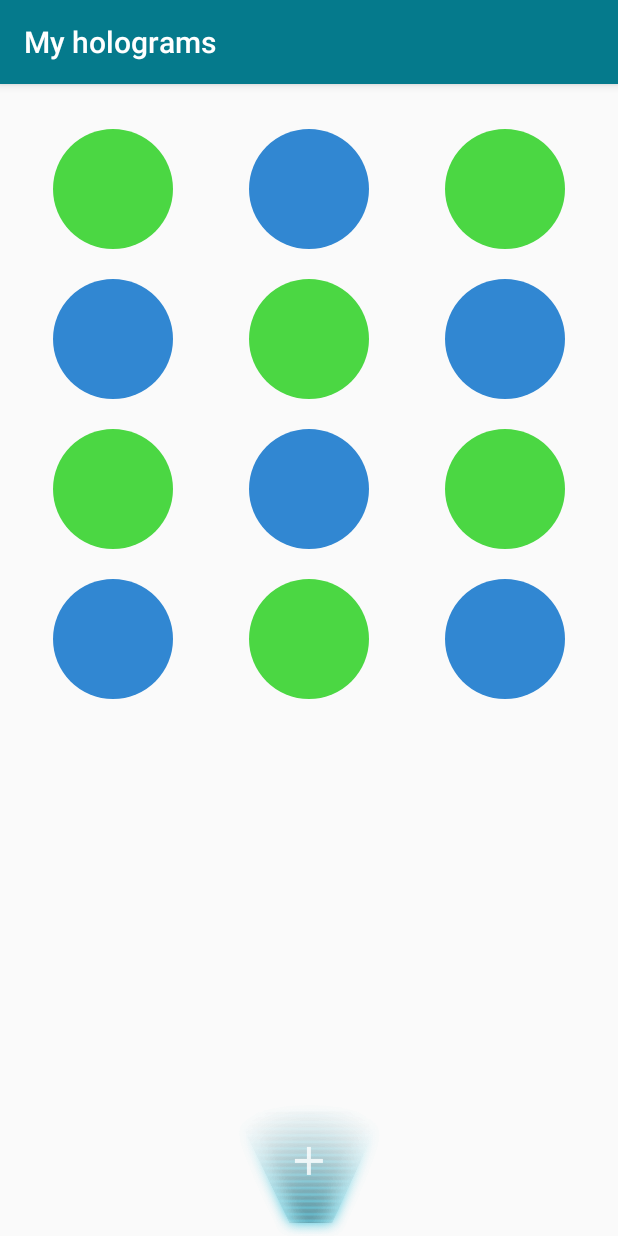
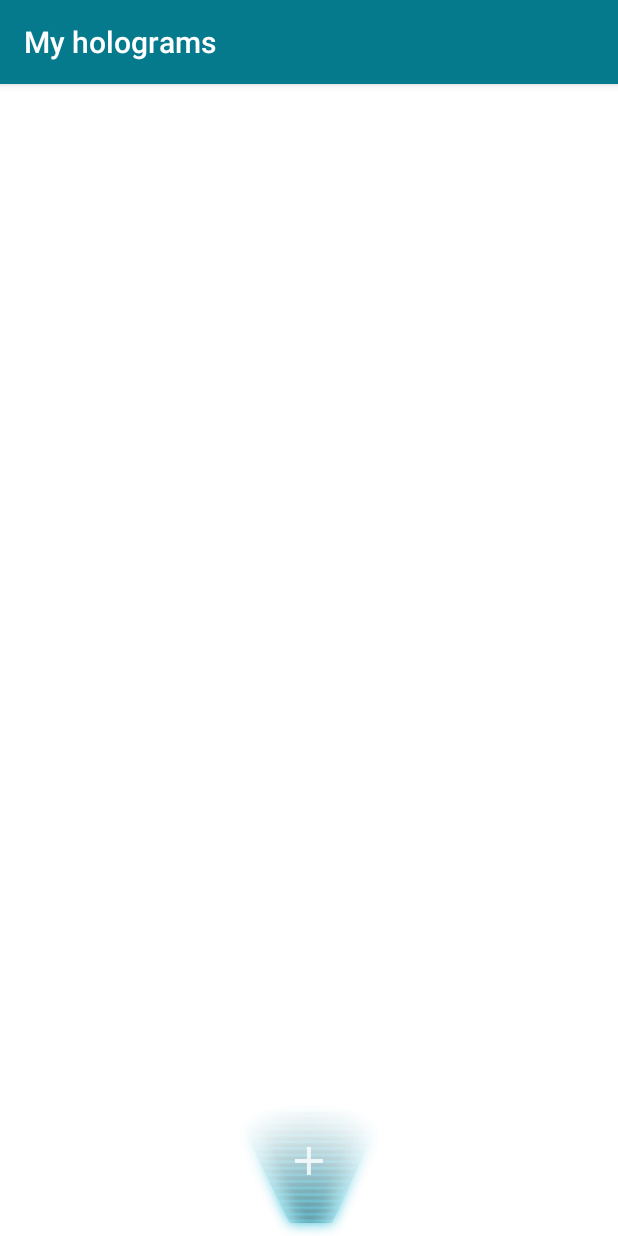
Before and after one commit to SOFTowaha/hologram-maker, an Android app: the fragment GalleryFragment shown on its own in the app's theme, on a phone screen of 412 x 824 dp. Run offline under Robolectric (Android 15) with nearby library versions, the phone set to English and light mode, and no system bars; our stand-ins replace Firebase (no records; nobody signed in at launch, a user with empty details on screens opened directly).

Commit message:
Read images from Firebase

```diff
--- a/app/src/main/java/com/sergioloc/hologram/Adapter/RecyclerAdapterImage.java
+++ b/app/src/main/java/com/sergioloc/hologram/Adapter/RecyclerAdapterImage.java
@@ -1,21 +1,24 @@
 package com.sergioloc.hologram.Adapter;
 
-import android.app.Dialog;
 import android.content.Context;
-import android.graphics.drawable.ColorDrawable;
-import android.graphics.drawable.Drawable;
+import android.net.Uri;
 import android.support.v7.widget.RecyclerView;
 import android.view.LayoutInflater;
 import android.view.View;
 import android.view.ViewGroup;
 import android.widget.ImageView;
+import com.bumptech.glide.Glide;
+import com.google.android.gms.tasks.OnSuccessListener;
+import com.google.firebase.auth.FirebaseAuth;
+import com.google.firebase.auth.FirebaseUser;
 import com.google.firebase.storage.FirebaseStorage;
 import com.google.firebase.storage.StorageReference;
+import com.sergioloc.hologram.Dialogs.ImageDetailDialog;
 import com.sergioloc.hologram.R;
 import java.util.ArrayList;
 
 /**
- * Created by Sergio López on 14/09/2017.
+ * Created by Sergio López on 31/07/2018.
  */
 
 public class RecyclerAdapterImage extends RecyclerView.Adapter<RecyclerAdapterImage.MyViewHolder> {
@@ -23,10 +26,11 @@ public class RecyclerAdapterImage extends RecyclerView.Adapter<RecyclerAdapterIm
 
     private ArrayList<String> array;
     private Context context;
-    private Dialog dialog;
-    private ImageView play, close, image;
+    private ImageDetailDialog dialog;
     //Firebase
+    private FirebaseUser user;
     private StorageReference mStorage;
+    private String path;
 
 
     public RecyclerAdapterImage(ArrayList<String> array){
@@ -40,58 +44,31 @@ public class RecyclerAdapterImage extends RecyclerView.Adapter<RecyclerAdapterIm
         View view;
         view = LayoutInflater.from(parent.getContext()).inflate(R.layout.card_image, parent, false);
         context = view.getContext();
-        dialog = new Dialog(context);
-        //mStorage = FirebaseStorage.getInstance().getReferenceFromUrl("gs://hologram-2.appspot.com/imagenes/user1/Brofist.jpg");
-        mStorage = FirebaseStorage.getInstance().getReference();
-
-        return new MyViewHolder(view, viewType);
+        dialog = new ImageDetailDialog(context);
+        user = FirebaseAuth.getInstance().getCurrentUser();
+        return new MyViewHolder(view);
 
     }
 
     @Override
     public void onBindViewHolder(final MyViewHolder holder, final int position) {
 
-        if (position%2 == 0)
-            holder.image.setImageResource(R.drawable.circle_green);
-        else
-            holder.image.setImageResource(R.drawable.circle_blue);
+        path = "gs://hologram-2.appspot.com/images/users/"+user.getUid()+"/"+array.get(position);
+        mStorage = FirebaseStorage.getInstance().getReferenceFromUrl(path);
+        mStorage.getDownloadUrl().addOnSuccessListener(new OnSuccessListener<Uri>() {
+            @Override
+            public void onSuccess(Uri uri) {
+                Glide.with(context)
+                        .load(uri)
+                        .into(holder.image);
+            }
+        });
 
 
-        final Drawable im = holder.image.getDrawable();
         holder.image.setOnClickListener(new View.OnClickListener() {
             @Override
             public void onClick(View view) {
-
-                dialog.setContentView(R.layout.dialog_image_details);
-                dialog.getWindow().setBackgroundDrawable(new ColorDrawable(android.graphics.Color.TRANSPARENT));
-                image = dialog.findViewById(R.id.ivImage);
-                image.setImageDrawable(im);
-                play = dialog.findViewById(R.id.ivPlay);
-                close = dialog.findViewById(R.id.ivCose);
-                close.setOnClickListener(new View.OnClickListener() {
-                    @Override
-                    public void onClick(View view) {
-                        dialog.dismiss();
-                    }
-                });
-                play.setOnClickListener(new View.OnClickListener() {
-                    @Override
-                    public void onClick(View view) {
-                        /*mStorage.getDownloadUrl().addOnSuccessListener(new OnSuccessListener<Uri>() {
-                            @Override
-                            public void onSuccess(Uri uri) {
-
-                                Intent i = new Intent(context,ShowLoadedImage.class);
-                                i.putExtra("imageUri",uri.toString());
-                                context.startActivity(i);
-                                Glide.with(view)
-                                .load(uri)
-                                .into(iv_image);
-                            }
-                        });*/
-                    }
-                });
-                dialog.show();
+                dialog.setImage();
             }
         });
 
@@ -110,7 +87,7 @@ public class RecyclerAdapterImage extends RecyclerView.Adapter<RecyclerAdapterIm
 
         ImageView image;
 
-        public MyViewHolder(final View itemView, int viewType) {
+        public MyViewHolder(final View itemView) {
             super(itemView);
             image = (ImageView) itemView.findViewById(R.id.ivImage);
         }
--- a/app/src/main/java/com/sergioloc/hologram/Fragments/GalleryFragment.java
+++ b/app/src/main/java/com/sergioloc/hologram/Fragments/GalleryFragment.java
@@ -24,17 +24,22 @@ import android.widget.ImageView;
 import android.widget.RelativeLayout;
 import android.widget.Toast;
 
+import com.bumptech.glide.Glide;
 import com.google.android.gms.tasks.OnFailureListener;
 import com.google.android.gms.tasks.OnSuccessListener;
 import com.google.firebase.auth.FirebaseAuth;
 import com.google.firebase.auth.FirebaseUser;
+import com.google.firebase.database.DataSnapshot;
+import com.google.firebase.database.DatabaseError;
 import com.google.firebase.database.DatabaseReference;
 import com.google.firebase.database.FirebaseDatabase;
+import com.google.firebase.database.ValueEventListener;
 import com.google.firebase.storage.FirebaseStorage;
 import com.google.firebase.storage.OnProgressListener;
 import com.google.firebase.storage.StorageReference;
 import com.google.firebase.storage.UploadTask;
 import com.sergioloc.hologram.Adapter.RecyclerAdapterImage;
+import com.sergioloc.hologram.Dialogs.ImageUploadDialog;
 import com.sergioloc.hologram.R;
 
 import java.io.IOException;
@@ -52,20 +57,18 @@ public class GalleryFragment extends Fragment {
     private RecyclerView rvImages;
     private GridLayoutManager gridLayoutManager;
     private RecyclerAdapterImage adapter;
-    private ArrayList listImages;
     private Context context;
-    private RelativeLayout rlUploadImage;
-    private Button bUploadImage, bCloseDialog;
-    private EditText etNameImage;
+    private ImageUploadDialog dialog;
     //Firebase
     private FirebaseDatabase database;
     private FirebaseUser user;
     private DatabaseReference images;
-    private StorageReference mStorage;
+    private StorageReference mStorage, imRef;
     //Image from gallery
     private Uri filePath;
     private final int PICK_IMAGE_REQUEST = 71;
     private ImageView ivImageLoaded;
+    private String path;
 
 
     @SuppressLint("ValidFragment")
@@ -108,7 +111,6 @@ public class GalleryFragment extends Fragment {
         context = activity.getApplicationContext();
         activity.setTitle("My holograms");
         button = view.findViewById(R.id.bAddImage);
-
     }
 
     private void initForUsers(){
@@ -120,22 +122,9 @@ public class GalleryFragment extends Fragment {
         //Recyclerview
         rvImages = view.findViewById(R.id.rvImages);
         rvImages.setHasFixedSize(true);
-        listImages = new ArrayList();
-        for (int i=0; i<12;i++){
-            listImages.add("");
-
-        }
+        initImageList();
         gridLayoutManager = new GridLayoutManager(context, 3);
-        adapter = new RecyclerAdapterImage(listImages);
-        rvImages.setAdapter(adapter);
         rvImages.setLayoutManager(gridLayoutManager);
-
-        //Upload image
-        rlUploadImage = view.findViewById(R.id.rlUploadImage);
-        ivImageLoaded = view.findViewById(R.id.ivImageLoaded);
-        bUploadImage = view.findViewById(R.id.bUploadImage);
-        bCloseDialog = view.findViewById(R.id.bCloseDialog);
-        etNameImage = view.findViewById(R.id.etImageName);
     }
 
     private void initForGuest(){
@@ -151,6 +140,25 @@ public class GalleryFragment extends Fragment {
         });
     }
 
+    private void initImageList(){
+        images.addValueEventListener(new ValueEventListener() {
+            @Override
+            public void onDataChange(DataSnapshot dataSnapshot) {
+                ArrayList listImages = new ArrayList();
+                for (DataSnapshot snapshot : dataSnapshot.getChildren()) {
+                    listImages.add(snapshot.getValue().toString());
+                }
+                adapter = new RecyclerAdapterImage(listImages);
+                rvImages.setAdapter(adapter);
+            }
+
+            @Override
+            public void onCancelled(DatabaseError databaseError) {
+
+            }
+        });
+    }
+
     private void chooseImage(){
         Intent intent = new Intent();
         intent.setType("image/*");
@@ -162,41 +170,36 @@ public class GalleryFragment extends Fragment {
     public void onActivityResult(int requestCode, int resultCode, Intent data) {
         super.onActivityResult(requestCode, resultCode, data);
         if(requestCode == PICK_IMAGE_REQUEST && resultCode == RESULT_OK
-                && data != null && data.getData() != null )
-        {
+                && data != null && data.getData() != null ) {
             filePath = data.getData();
             try {
                 Bitmap bitmap = MediaStore.Images.Media.getBitmap(context.getContentResolver(), filePath);
-                ivImageLoaded.setImageBitmap(bitmap);
-                rlUploadImage.setVisibility(View.VISIBLE);
-                bCloseDialog.setOnClickListener(new View.OnClickListener() {
+                dialog = new ImageUploadDialog(getActivity());
+                dialog.show();
+                dialog.ivImageLoaded.setImageBitmap(bitmap);
+                dialog.bUploadImage.setOnClickListener(new View.OnClickListener() {
                     @Override
                     public void onClick(View view) {
-                        rlUploadImage.setVisibility(View.GONE);
-                        etNameImage.getText().clear();
-                    }
-                });
-                bUploadImage.setOnClickListener(new View.OnClickListener() {
-                    @Override
-                    public void onClick(View view) {
-                        if (etNameImage.getText().length() > 0){
-                            uploadImage(etNameImage.getText().toString());
-                            etNameImage.getText().clear();
-                            rlUploadImage.setVisibility(View.GONE);
+                        if (dialog.getImageName().length() > 0){
+                            uploadImageToDatabase(dialog.getImageName());
+                            uploadImageToStorage(dialog.getImageName());
+                            dialog.close();
                         }else {
                             Toast.makeText(context, "Debes escribir un nombre", Toast.LENGTH_SHORT).show();
                         }
                     }
                 });
             }
-            catch (IOException e)
-            {
+            catch (IOException e) {
                 e.printStackTrace();
             }
         }
     }
+    private void uploadImageToDatabase(String name){
+        images.push().setValue(name);
+    }
 
-    private void uploadImage(String name) {
+    private void uploadImageToStorage(String name) {
 
         if(filePath != null)
         {
--- a/app/src/main/res/layout/fragment_gallery.xml
+++ b/app/src/main/res/layout/fragment_gallery.xml
@@ -2,6 +2,7 @@
     xmlns:tools="http://schemas.android.com/tools"
     android:layout_width="match_parent"
     android:layout_height="match_parent"
+    android:background="@color/colorWhite"
     tools:context="com.sergioloc.hologram.Fragments.GalleryFragment">
 
     <android.support.v7.widget.RecyclerView
@@ -33,55 +34,5 @@
 
     </RelativeLayout>
 
-    <RelativeLayout
-        android:id="@+id/rlUploadImage"
-        android:layout_width="match_parent"
-        android:layout_height="match_parent"
-        android:background="@color/colorWhiteT"
-        android:visibility="gone">
-
-        <ImageView
-            android:id="@+id/ivUploadBack"
-            android:layout_width="250dp"
-            android:layout_height="330dp"
-            android:background="@drawable/card_white"
-            android:layout_centerInParent="true"/>
-
-        <ImageView
-            android:id="@+id/ivImageLoaded"
-            android:layout_width="200dp"
-            android:layout_height="200dp"
-            android:layout_centerHorizontal="true"
-            android:layout_alignTop="@id/ivUploadBack"
-            android:layout_marginTop="20dp" />
-
-        <EditText
-            android:id="@+id/etImageName"
-            android:layout_width="match_parent"
-            android:layout_height="wrap_content"
-            android:layout_alignStart="@id/ivImageLoaded"
-            android:layout_alignEnd="@id/ivImageLoaded"
-            android:layout_below="@id/ivImageLoaded"
-            android:hint="Nombre" />
-
-        <Button
-            android:id="@+id/bUploadImage"
-            android:layout_width="100dp"
-            android:layout_height="wrap_content"
-            android:layout_below="@id/etImageName"
-            android:layout_alignStart="@id/etImageName"
-            android:text="Guardar"/>
-
-        <Button
-            android:id="@+id/bCloseDialog"
-            android:layout_width="100dp"
-            android:layout_height="wrap_content"
-            android:layout_below="@id/etImageName"
-            android:layout_centerHorizontal="true"
-            android:text="Cancelar"
-            android:layout_toEndOf="@id/bUploadImage"/>
-
-
-    </RelativeLayout>
 
 </RelativeLayout>
```
Also changed, not shown: app/src/main/java/com/sergioloc/hologram/Dialogs/ImageDetailDialog.java (added, +48 -0 lines), app/src/main/java/com/sergioloc/hologram/Dialogs/ImageUploadDialog.java (added, +44 -0 lines), app/src/main/res/layout/dialog_image_upload.xml (added, +40 -0 lines).
